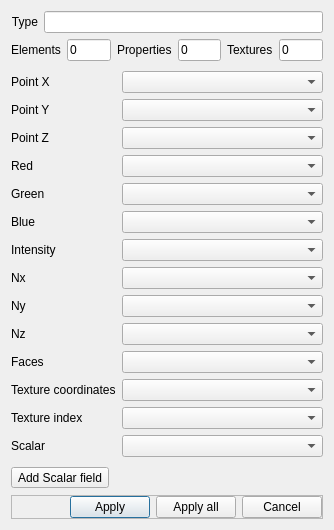
CloudCompare/CloudCompare, file libs/qCC_io/ui_templates/openPlyFileDlg.ui: the form before one commit.
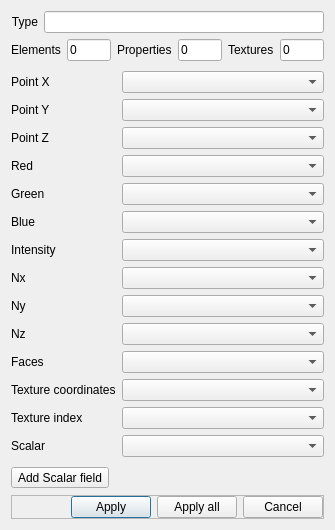
The form after the commit.

Commit message: Simplified thread safe progress dialog

```diff
--- a/libs/qCC_io/ui_templates/openPlyFileDlg.ui
+++ b/libs/qCC_io/ui_templates/openPlyFileDlg.ui
@@ -9,7 +9,7 @@
    <rect>
     <x>0</x>
     <y>0</y>
-    <width>334</width>
+    <width>335</width>
     <height>530</height>
    </rect>
   </property>
```
Left out of the diff: 14 changed lines with no effect on the pictures. The commit also changes 2 other files.
